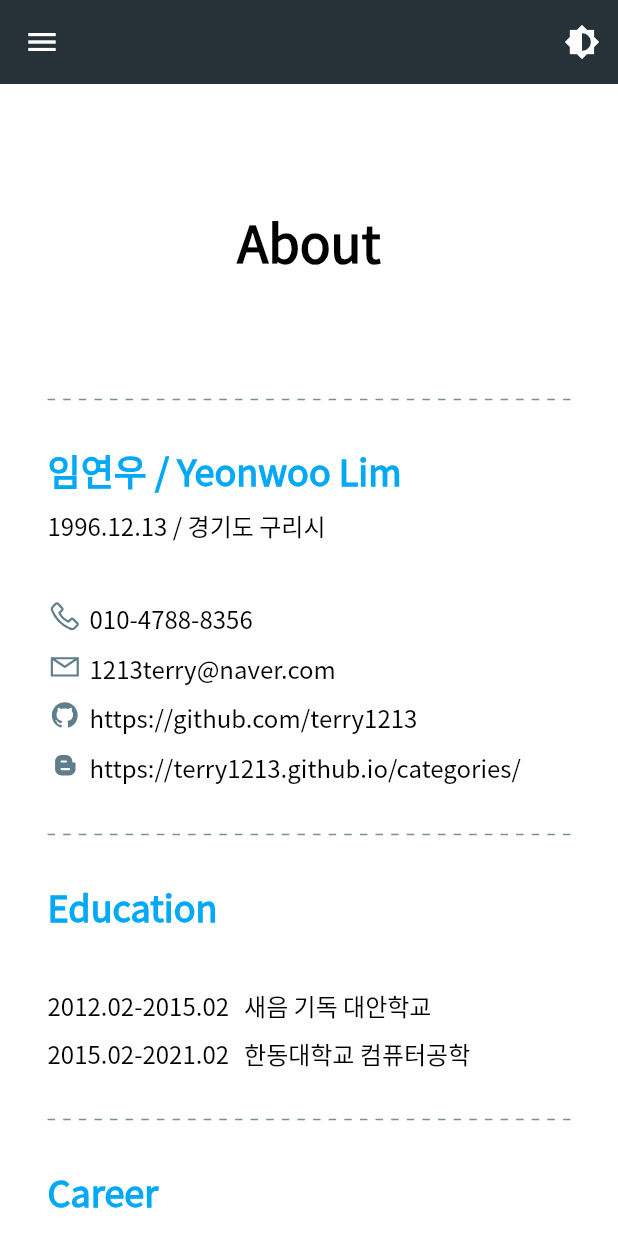
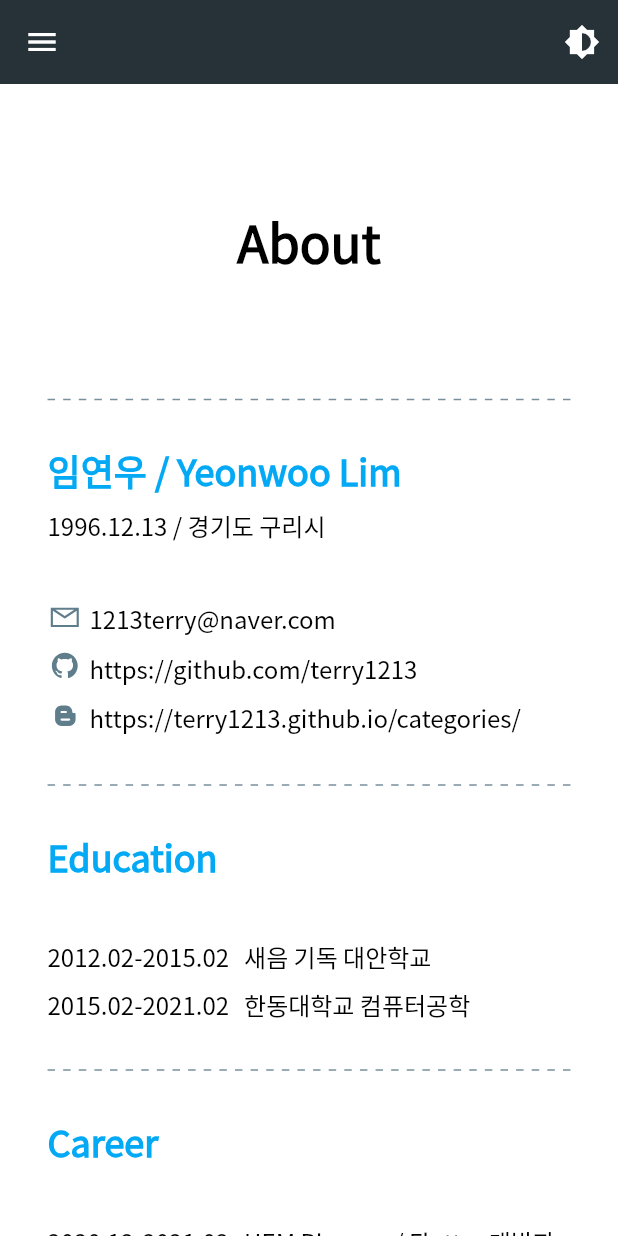
Before and after one commit to terry1213/portfolio, a Flutter app: the screen it shows after launch, scrolled down 1152 dp, on a phone screen of 412 x 824 dp. Run offline on Flutter 3.47's test engine with Material 2 defaults, Android fonts, the phone set to English and light mode, and no system bars; our stand-ins replace carousel_slider, easy_dynamic_theme, fl_chart, get, line_icons, timelines and 1 more.

Commit message:
[UPDATE] 번호 임시 삭제(추후 카톡으로 변경 예정)

```diff
--- a/lib/pages/about_page.dart
+++ b/lib/pages/about_page.dart
@@ -13,11 +13,6 @@ class AboutPage extends StatelessWidget {
   const AboutPage({Key? key}) : super(key: key);
 
   static const List<ContactModel> contacts = <ContactModel>[
-    ContactModel(
-      urlKey: UrlKey.phone,
-      iconData: LineIcons.phone,
-      detail: '010-4788-8356',
-    ),
     ContactModel(
       urlKey: UrlKey.email,
       iconData: LineIcons.envelope,
--- a/lib/pages/home_page.dart
+++ b/lib/pages/home_page.dart
@@ -12,12 +12,6 @@ class HomePage extends StatelessWidget {
       onPressed: () => launchUrlByKey(UrlKey.email),
       icon: const Icon(LineIcons.envelopeSquare),
       tooltip: 'Email',
-      iconSize: 30,
-    ),
-    IconButton(
-      onPressed: () => launchUrlByKey(UrlKey.phone),
-      icon: const Icon(LineIcons.phoneSquare),
-      tooltip: 'Phone',
       iconSize: 30,
     ),
     IconButton(
@@ -181,11 +175,11 @@ class HomePage extends StatelessWidget {
                             children: <Widget>[
                               Row(
                                 crossAxisAlignment: CrossAxisAlignment.start,
-                                children: iconButtons.sublist(0, 3),
+                                children: iconButtons.sublist(0, 2),
                               ),
                               Row(
                                 crossAxisAlignment: CrossAxisAlignment.start,
-                                children: iconButtons.sublist(3, 5),
+                                children: iconButtons.sublist(2, 4),
                               ),
                             ],
                           ),
--- a/lib/utils/url.dart
+++ b/lib/utils/url.dart
@@ -6,7 +6,6 @@ enum UrlKey {
   email,
   github,
   linkedin,
-  phone,
   // AppStore
   hemA,
   spotaleA,
@@ -39,7 +38,6 @@ const Map<UrlKey, String> _urls = <UrlKey, String>{
   UrlKey.github: 'https://github.com/terry1213',
   UrlKey.linkedin:
       'https://www.linkedin.com/in/%EC%97%B0%EC%9A%B0-%EC%9E%84-89291320b/',
-  UrlKey.phone: 'sms:01047888356',
   // AppStore
   UrlKey.hemA:
       'https://apps.apple.com/kr/app/hem-%EC%B2%B4%ED%97%98%EB%8B%A8/id1475463852',
```
